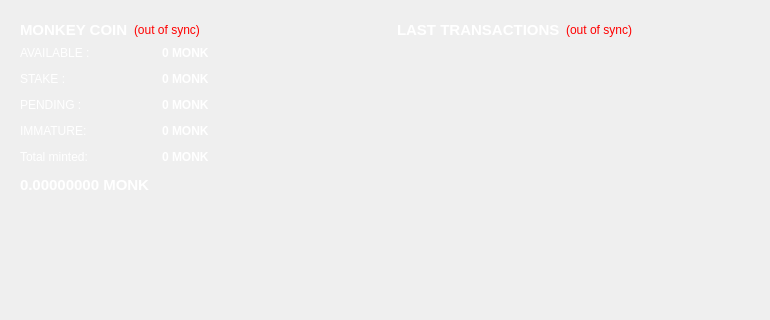
The window that src/qt/forms/overviewpage.ui (sha-doh/Monkey) describes before a commit, drawn with Qt 5; both pictures show x 0 to 770 and y 0 to 320 of the 770 by 487 pixel window.
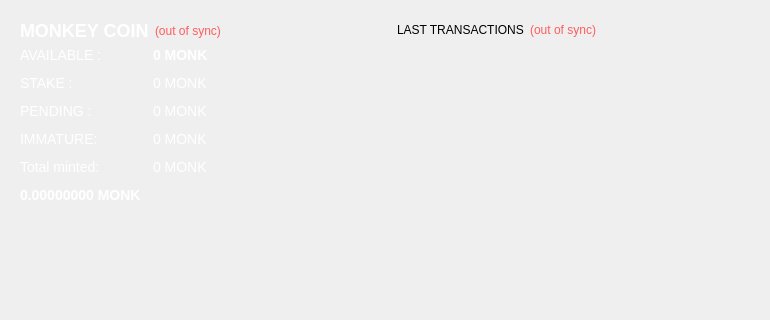
The same window after the commit. Icons and pictures are not drawn.

Commit message: font fix + new background

What changed in the file:
```diff
--- a/src/qt/forms/overviewpage.ui
+++ b/src/qt/forms/overviewpage.ui
@@ -32,16 +32,8 @@
          <layout class="QHBoxLayout" name="horizontalLayout_4">
           <item>
            <widget class="QLabel" name="label_5">
-            <property name="font">
-             <font>
-              <family>Ubuntu</family>
-              <pointsize>11</pointsize>
-              <weight>75</weight>
-              <bold>true</bold>
-             </font>
-            </property>
             <property name="styleSheet">
-             <string notr="true">color: rgb(255,255,255);</string>
+             <string notr="true">font-family: Ubuntu; font-size: 18px; font-weight: bold; color: rgb(255,255,255);</string>
             </property>
             <property name="text">
              <string>MONKEY COIN</string>
@@ -54,7 +46,7 @@
              <string>The displayed information may be out of date. Your wallet automatically synchronizes with the monkey network after a connection is established, but this process has not completed yet.</string>
             </property>
             <property name="styleSheet">
-             <string notr="true">QLabel { color: red; }</string>
+             <string notr="true">color: #FF5C5C;</string>
             </property>
             <property name="text">
              <string notr="true">(out of sync)</string>
@@ -92,14 +84,8 @@
           </property>
           <item row="0" column="0">
            <widget class="QLabel" name="label">
-            <property name="font">
-             <font>
-              <family>Ubuntu</family>
-              <pointsize>9</pointsize>
-             </font>
-            </property>
             <property name="styleSheet">
-             <string notr="true">color: #fff</string>
+             <string notr="true">font-family: Ubuntu;color: #fff;font-size:14px;</string>
             </property>
             <property name="text">
              <string>AVAILABLE :</string>
@@ -108,14 +94,6 @@
           </item>
           <item row="0" column="1">
            <widget class="QLabel" name="labelBalance">
-            <property name="font">
-             <font>
-              <family>Ubuntu</family>
-              <pointsize>9</pointsize>
-              <weight>75</weight>
-              <bold>true</bold>
-             </font>
-            </property>
             <property name="cursor">
              <cursorShape>IBeamCursor</cursorShape>
             </property>
@@ -123,7 +101,7 @@
              <string>Your current spendable balance</string>
             </property>
             <property name="styleSheet">
-             <string notr="true">color: #fff</string>
+             <string notr="true">font-family: Ubuntu; font-size: 14px; font-weight: bold; color: #fff</string>
             </property>
             <property name="text">
              <string notr="true">0 MONK</string>
@@ -135,14 +113,8 @@
           </item>
           <item row="1" column="0">
            <widget class="QLabel" name="label_6">
-            <property name="font">
-             <font>
-              <family>Ubuntu</family>
-              <pointsize>9</pointsize>
-             </font>
-            </property>
             <property name="styleSheet">
-             <string notr="true">color: #fff</string>
+             <string notr="true">font-family: Ubuntu; font-size: 14px; color: #fff</string>
             </property>
             <property name="text">
              <string>STAKE :</string>
@@ -151,14 +123,6 @@
           </item>
           <item row="1" column="1">
            <widget class="QLabel" name="labelStake">
-            <property name="font">
-             <font>
-              <family>Ubuntu</family>
-              <pointsize>9</pointsize>
-              <weight>75</weight>
-              <bold>true</bold>
-             </font>
-            </property>
             <property name="cursor">
              <cursorShape>IBeamCursor</cursorShape>
             </property>
@@ -166,7 +130,7 @@
              <string>Total of coins that was staked, and do not yet count toward the current balance</string>
             </property>
             <property name="styleSheet">
-             <string notr="true">color: #fff</string>
+             <string notr="true">font-family: Ubuntu; font-size: 14px; color: #fff</string>
             </property>
             <property name="text">
              <string notr="true">0 MONK</string>
@@ -178,14 +142,8 @@
           </item>
           <item row="2" column="0">
            <widget class="QLabel" name="label_3">
-            <property name="font">
-             <font>
-              <family>Ubuntu</family>
-              <pointsize>9</pointsize>
-             </font>
-            </property>
             <property name="styleSheet">
-             <string notr="true">color: #fff</string>
+             <string notr="true">font-family: Ubuntu; font-size: 14px; color: #fff</string>
             </property>
             <property name="text">
              <string>PENDING :</string>
@@ -194,14 +152,6 @@
           </item>
           <item row="2" column="1">
            <widget class="QLabel" name="labelUnconfirmed">
-            <property name="font">
-             <font>
-              <family>Ubuntu</family>
-              <pointsize>9</pointsize>
-              <weight>75</weight>
-              <bold>true</bold>
-             </font>
-            </property>
             <property name="cursor">
              <cursorShape>IBeamCursor</cursorShape>
             </property>
@@ -209,7 +159,7 @@
              <string>Total of transactions that have yet to be confirmed, and do not yet count toward the current balance</string>
             </property>
             <property name="styleSheet">
-             <string notr="true">color: #fff</string>
+             <string notr="true">font-family: Ubuntu; font-size: 14px; color: #fff</string>
             </property>
             <property name="text">
              <string notr="true">0 MONK</string>
@@ -221,14 +171,8 @@
           </item>
           <item row="3" column="0">
            <widget class="QLabel" name="labelImmatureText">
-            <property name="font">
-             <font>
-              <family>Ubuntu</family>
-              <pointsize>9</pointsize>
-             </font>
-            </property>
             <property name="styleSheet">
-             <string notr="true">color: #fff</string>
+             <string notr="true">font-family: Ubuntu; font-size: 14px; color: #fff</string>
             </property>
             <property name="text">
              <string>IMMATURE:</string>
@@ -237,19 +181,11 @@
           </item>
           <item row="3" column="1">
            <widget class="QLabel" name="labelImmature">
-            <property name="font">
-             <font>
-              <family>Ubuntu</family>
-              <pointsize>9</pointsize>
-              <weight>75</weight>
-              <bold>true</bold>
-             </font>
-            </property>
             <property name="toolTip">
              <string>Mined balance that has not yet matured</string>
             </property>
             <property name="styleSheet">
-             <string notr="true">color: #fff</string>
+             <string notr="true">font-family: Ubuntu; font-size: 14px; color: #fff;</string>
             </property>
             <property name="text">
              <string notr="true">0 MONK</string>
@@ -261,14 +197,8 @@
           </item>
           <item row="4" column="0">
            <widget class="QLabel" name="labelMintedText">
-            <property name="font">
-             <font>
-              <family>Ubuntu</family>
-              <pointsize>9</pointsize>
-             </font>
-            </property>
             <property name="styleSheet">
-             <string notr="true">color: #fff</string>
+             <string notr="true">font-family: Ubuntu; font-size: 14px; color: #fff;</string>
             </property>
             <property name="text">
              <string>Total minted:</string>
@@ -277,14 +207,6 @@
           </item>
           <item row="4" column="1">
            <widget class="QLabel" name="labelMinted">
-            <property name="font">
-             <font>
-              <family>Ubuntu</family>
-              <pointsize>9</pointsize>
-              <weight>75</weight>
-              <bold>true</bold>
-             </font>
-            </property>
             <property name="cursor">
              <cursorShape>IBeamCursor</cursorShape>
             </property>
@@ -292,7 +214,7 @@
              <string>Total number of coins made by POS</string>
             </property>
             <property name="styleSheet">
-             <string notr="true">color: #fff</string>
+             <string notr="true">font-family: Ubuntu; font-size: 14px; color: #fff</string>
             </property>
             <property name="text">
              <string notr="true">0 MONK</string>
@@ -304,14 +226,6 @@
           </item>
           <item row="5" column="0">
            <widget class="QLabel" name="labelTotal">
-            <property name="font">
-             <font>
-              <family>Ubuntu</family>
-              <pointsize>11</pointsize>
-              <weight>75</weight>
-              <bold>true</bold>
-             </font>
-            </property>
             <property name="cursor">
              <cursorShape>IBeamCursor</cursorShape>
             </property>
@@ -319,7 +233,7 @@
              <string>Your current total balance</string>
             </property>
             <property name="styleSheet">
-             <string notr="true">color: #fff</string>
+             <string notr="true">font-family: Ubuntu; font-size: 14px; font-weight: bold; color: #fff</string>
             </property>
             <property name="text">
              <string notr="true">0.00000000 MONK</string>
@@ -392,19 +306,11 @@
          <layout class="QHBoxLayout" name="horizontalLayout_2">
           <item>
            <widget class="QLabel" name="label_4">
-            <property name="font">
-             <font>
-              <family>Ubuntu</family>
-              <pointsize>11</pointsize>
-              <weight>75</weight>
-              <bold>true</bold>
-             </font>
-            </property>
             <property name="styleSheet">
-             <string notr="true">QLabel { color: #fff; border: none;}</string>
+             <string notr="true">font-family: Ubuntu; font-size: 18px; font-weight: bold; color: #fff; border: none;}</string>
             </property>
             <property name="text">
-             <string>&lt;html&gt;&lt;head/&gt;&lt;body&gt;&lt;p&gt;&lt;span style=&quot; font-weight:600; color:#fff;&quot;&gt;LAST TRANSACTIONS&lt;/span&gt;&lt;/p&gt;&lt;/body&gt;&lt;/html&gt;</string>
+             <string>LAST TRANSACTIONS</string>
             </property>
            </widget>
           </item>
@@ -414,7 +320,7 @@
              <string>The displayed information may be out of date. Your wallet automatically synchronizes with the monkey network after a connection is established, but this process has not completed yet.</string>
             </property>
             <property name="styleSheet">
-             <string notr="true">QLabel { color: red; }</string>
+             <string notr="true">color: #FF5C5C;</string>
             </property>
             <property name="text">
              <string notr="true">(out of sync)</string>
```
Left out of the diff: 7 changed lines with no effect on the pictures. The commit also changes 5 other files.
